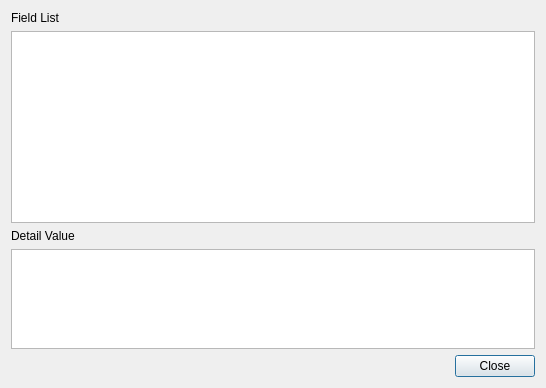
Qt form CertMan/csr_info_dlg.ui (jykim74/CertMan) before a commit.
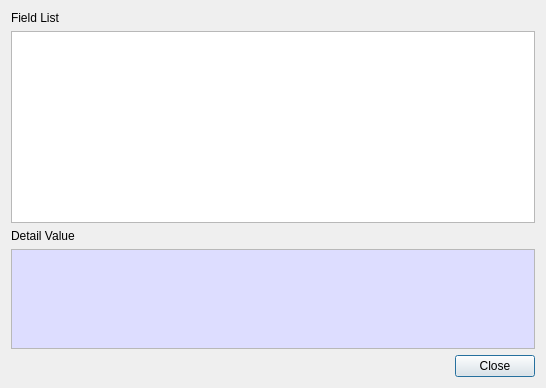
The same form after that commit.

```diff
--- a/CertMan/csr_info_dlg.ui
+++ b/CertMan/csr_info_dlg.ui
@@ -39,6 +39,43 @@
        <height>100</height>
       </size>
      </property>
+     <property name="palette">
+      <palette>
+       <active>
+        <colorrole role="Base">
+         <brush brushstyle="SolidPattern">
+          <color alpha="255">
+           <red>221</red>
+           <green>221</green>
+           <blue>255</blue>
+          </color>
+         </brush>
+        </colorrole>
+       </active>
+       <inactive>
+        <colorrole role="Base">
+         <brush brushstyle="SolidPattern">
+          <color alpha="255">
+           <red>221</red>
+           <green>221</green>
+           <blue>255</blue>
+          </color>
+         </brush>
+        </colorrole>
+       </inactive>
+       <disabled>
+        <colorrole role="Base">
+         <brush brushstyle="SolidPattern">
+          <color alpha="255">
+           <red>240</red>
+           <green>240</green>
+           <blue>240</blue>
+          </color>
+         </brush>
+        </colorrole>
+       </disabled>
+      </palette>
+     </property>
      <property name="readOnly">
       <bool>true</bool>
      </property>
```
